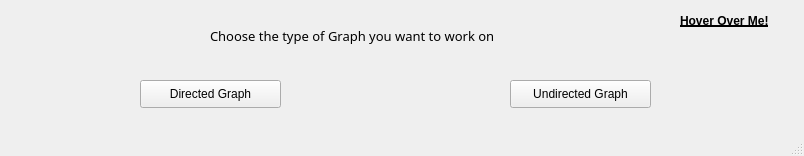
The window that res/ui/MainWindow.ui (Anthony-Amgad/automataProject) describes before a commit, drawn with Qt 5.
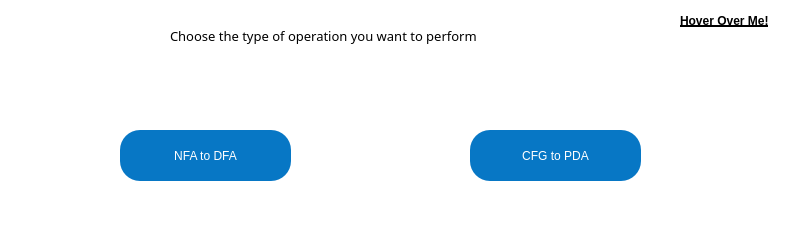
The same window after the commit.

The edit to the form file:
```diff
--- a/res/ui/MainWindow.ui
+++ b/res/ui/MainWindow.ui
@@ -6,8 +6,8 @@
    <rect>
     <x>0</x>
     <y>0</y>
-    <width>804</width>
-    <height>156</height>
+    <width>800</width>
+    <height>230</height>
    </rect>
   </property>
   <property name="sizePolicy">
@@ -17,39 +17,22 @@
    </sizepolicy>
   </property>
   <property name="windowTitle">
-   <string>AI Search Project</string>
+   <string>Automata Project</string>
+  </property>
+  <property name="styleSheet">
+   <string notr="true">background-color: rgb(255, 255, 255);</string>
   </property>
   <widget class="QWidget" name="centralwidget">
-   <widget class="QPushButton" name="dirPushBut">
-    <property name="geometry">
-     <rect>
-      <x>140</x>
-      <y>80</y>
-      <width>141</width>
-      <height>28</height>
-     </rect>
-    </property>
-    <property name="text">
-     <string>Directed Graph</string>
-    </property>
-   </widget>
-   <widget class="QPushButton" name="undirPushBut">
-    <property name="geometry">
-     <rect>
-      <x>510</x>
-      <y>80</y>
-      <width>141</width>
-      <height>28</height>
-     </rect>
-    </property>
-    <property name="text">
-     <string>Undirected Graph</string>
-    </property>
-   </widget>
+   <property name="autoFillBackground">
+    <bool>false</bool>
+   </property>
+   <property name="styleSheet">
+    <string notr="true">background-color: rgb(255, 255, 255);</string>
+   </property>
    <widget class="QLabel" name="label">
     <property name="geometry">
      <rect>
-      <x>210</x>
+      <x>170</x>
       <y>20</y>
       <width>451</width>
       <height>31</height>
@@ -66,7 +49,7 @@
      </font>
     </property>
     <property name="text">
-     <string>Choose the type of Graph you want to work on</string>
+     <string>Choose the type of operation you want to perform</string>
     </property>
    </widget>
    <widget class="QLabel" name="label_2">
@@ -93,13 +76,58 @@
      <string>Hover Over Me!</string>
     </property>
    </widget>
-  </widget>
-  <widget class="QStatusBar" name="statusbar">
-   <property name="font">
-    <font>
-     <pointsize>8</pointsize>
-    </font>
-   </property>
+   <widget class="QPushButton" name="nfaToDfaPushButton">
+    <property name="geometry">
+     <rect>
+      <x>120</x>
+      <y>130</y>
+      <width>171</width>
+      <height>51</height>
+     </rect>
+    </property>
+    <property name="cursor">
+     <cursorShape>PointingHandCursor</cursorShape>
+    </property>
+    <property name="autoFillBackground">
+     <bool>false</bool>
+    </property>
+    <property name="styleSheet">
+     <string notr="true">color: rgb(255, 255, 255);
+font: 75 16pt &quot;Cambria&quot;;
+background-color:rgb(7, 119, 197);
+border-radius:20px;
+</string>
+    </property>
+    <property name="text">
+     <string>NFA to DFA</string>
+    </property>
+   </widget>
+   <widget class="QPushButton" name="cfgToPdaPushButton">
+    <property name="geometry">
+     <rect>
+      <x>470</x>
+      <y>130</y>
+      <width>171</width>
+      <height>51</height>
+     </rect>
+    </property>
+    <property name="cursor">
+     <cursorShape>PointingHandCursor</cursorShape>
+    </property>
+    <property name="autoFillBackground">
+     <bool>false</bool>
+    </property>
+    <property name="styleSheet">
+     <string notr="true">color: rgb(255, 255, 255);
+font: 75 16pt &quot;Cambria&quot;;
+background-color:rgb(7, 119, 197);
+border-radius:20px;
+</string>
+    </property>
+    <property name="text">
+     <string>CFG to PDA</string>
+    </property>
+   </widget>
   </widget>
  </widget>
  <resources/>
```
